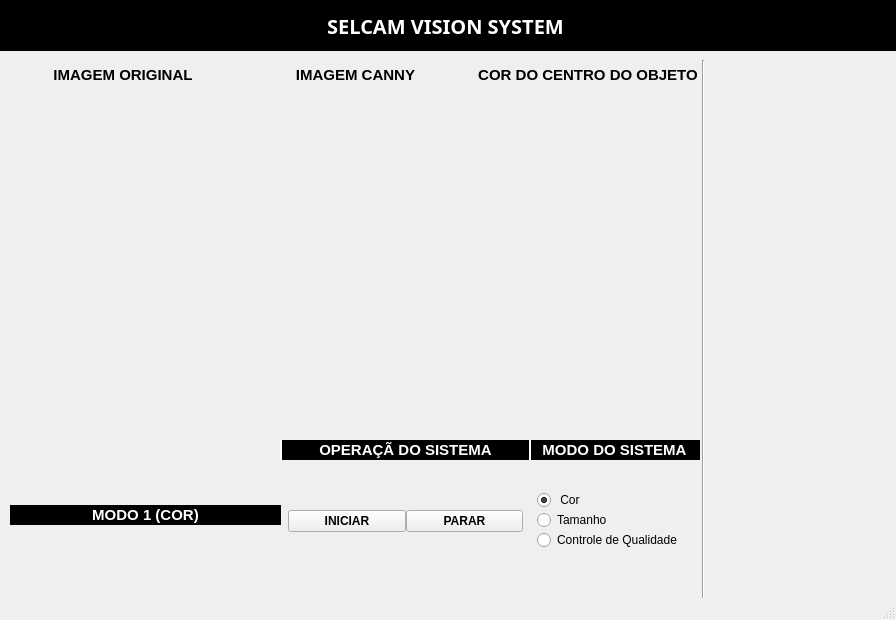
Above: janela.ui from saulodetarsio/tcc2_projeto_final before the change. Below: the same form after it.
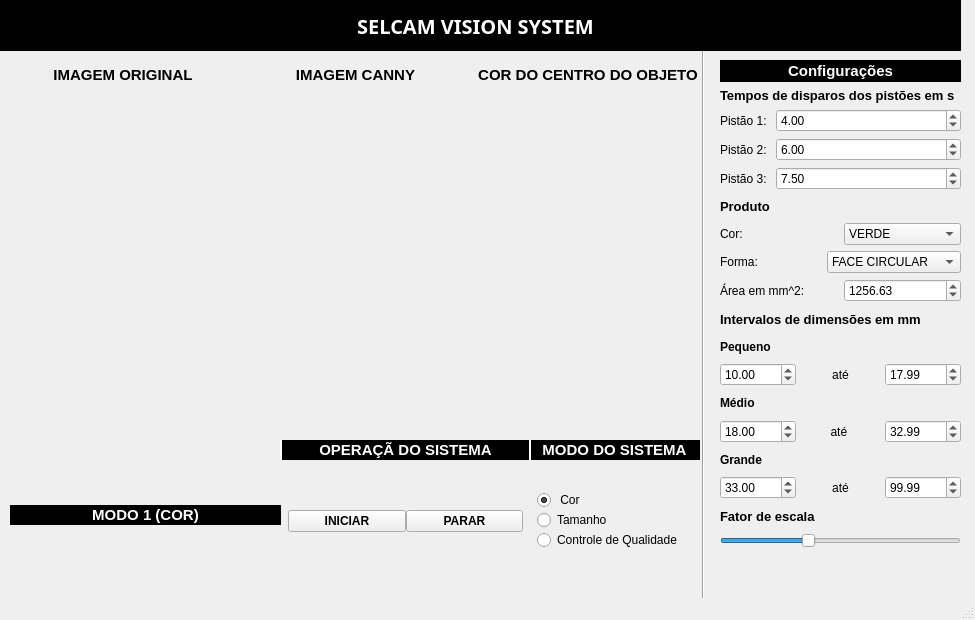
That is the form after the change. Icons and pictures are not drawn.

Commit message: Todas as funcionalidades da interface gráfica. Falta o teste.

```diff
--- a/janela.ui
+++ b/janela.ui
@@ -9,7 +9,7 @@
    <rect>
     <x>0</x>
     <y>0</y>
-    <width>896</width>
+    <width>975</width>
     <height>620</height>
    </rect>
   </property>
@@ -155,7 +155,7 @@
      <rect>
       <x>-10</x>
       <y>0</y>
-      <width>911</width>
+      <width>971</width>
       <height>51</height>
      </rect>
     </property>
@@ -182,25 +182,6 @@
      <set>Qt::AlignCenter</set>
     </property>
    </widget>
-   <widget class="QLabel" name="label_10">
-    <property name="geometry">
-     <rect>
-      <x>740</x>
-      <y>440</y>
-      <width>111</width>
-      <height>141</height>
-     </rect>
-    </property>
-    <property name="text">
-     <string/>
-    </property>
-    <property name="pixmap">
-     <pixmap>png-vert-cabo-frio.png</pixmap>
-    </property>
-    <property name="scaledContents">
-     <bool>true</bool>
-    </property>
-   </widget>
    <widget class="QWidget" name="verticalLayoutWidget">
     <property name="geometry">
      <rect>
@@ -441,15 +422,465 @@
     <property name="geometry">
      <rect>
       <x>693</x>
-      <y>60</y>
+      <y>40</y>
       <width>20</width>
-      <height>561</height>
+      <height>581</height>
      </rect>
     </property>
     <property name="orientation">
      <enum>Qt::Vertical</enum>
     </property>
    </widget>
+   <widget class="QWidget" name="verticalLayoutWidget_4">
+    <property name="geometry">
+     <rect>
+      <x>720</x>
+      <y>60</y>
+      <width>241</width>
+      <height>488</height>
+     </rect>
+    </property>
+    <layout class="QVBoxLayout" name="verticalLayout_2">
+     <item>
+      <layout class="QVBoxLayout" name="verticalLayout_12">
+       <item>
+        <widget class="QLabel" name="label">
+         <property name="font">
+          <font>
+           <pointsize>11</pointsize>
+           <weight>75</weight>
+           <bold>true</bold>
+          </font>
+         </property>
+         <property name="styleSheet">
+          <string notr="true">background-color: black;
+color: white;</string>
+         </property>
+         <property name="text">
+          <string>Configurações</string>
+         </property>
+         <property name="alignment">
+          <set>Qt::AlignCenter</set>
+         </property>
+        </widget>
+       </item>
+      </layout>
+     </item>
+     <item>
+      <widget class="QLabel" name="label_3">
+       <property name="maximumSize">
+        <size>
+         <width>16777215</width>
+         <height>15</height>
+        </size>
+       </property>
+       <property name="font">
+        <font>
+         <pointsize>10</pointsize>
+         <weight>75</weight>
+         <bold>true</bold>
+        </font>
+       </property>
+       <property name="text">
+        <string>Tempos de disparos dos pistões em s</string>
+       </property>
+      </widget>
+     </item>
+     <item>
+      <layout class="QHBoxLayout" name="horizontalLayout_2">
+       <item>
+        <widget class="QLabel" name="label_7">
+         <property name="maximumSize">
+          <size>
+           <width>50</width>
+           <height>16777215</height>
+          </size>
+         </property>
+         <property name="text">
+          <string>Pistão 1: </string>
+         </property>
+         <property name="alignment">
+          <set>Qt::AlignCenter</set>
+         </property>
+        </widget>
+       </item>
+       <item>
+        <widget class="QDoubleSpinBox" name="tempo_pistao1">
+         <property name="singleStep">
+          <double>0.010000000000000</double>
+         </property>
+         <property name="value">
+          <double>4.000000000000000</double>
+         </property>
+        </widget>
+       </item>
+      </layout>
+     </item>
+     <item>
+      <layout class="QHBoxLayout" name="horizontalLayout_9">
+       <item>
+        <widget class="QLabel" name="label_11">
+         <property name="maximumSize">
+          <size>
+           <width>50</width>
+           <height>16777215</height>
+          </size>
+         </property>
+         <property name="text">
+          <string>Pistão 2: </string>
+         </property>
+         <property name="alignment">
+          <set>Qt::AlignCenter</set>
+         </property>
+        </widget>
+       </item>
+       <item>
+        <widget class="QDoubleSpinBox" name="tempo_pistao2">
+         <property name="singleStep">
+          <double>0.010000000000000</double>
+         </property>
+         <property name="value">
+          <double>6.000000000000000</double>
+         </property>
+        </widget>
+       </item>
+      </layout>
+     </item>
+     <item>
+      <layout class="QHBoxLayout" name="horizontalLayout_10">
+       <item>
+        <widget class="QLabel" name="label_12">
+         <property name="maximumSize">
+          <size>
+           <width>50</width>
+           <height>16777215</height>
+          </size>
+         </property>
+         <property name="text">
+          <string>Pistão 3: </string>
+         </property>
+         <property name="alignment">
+          <set>Qt::AlignCenter</set>
+         </property>
+        </widget>
+       </item>
+       <item>
+        <widget class="QDoubleSpinBox" name="tempo_pistao3">
+         <property name="singleStep">
+          <double>0.010000000000000</double>
+         </property>
+         <property name="value">
+          <double>7.500000000000000</double>
+         </property>
+        </widget>
+       </item>
+      </layout>
+     </item>
+     <item>
+      <widget class="QLabel" name="label_10">
+       <property name="font">
+        <font>
+         <pointsize>10</pointsize>
+         <weight>75</weight>
+         <bold>true</bold>
+        </font>
+       </property>
+       <property name="text">
+        <string>Produto</string>
+       </property>
+      </widget>
+     </item>
+     <item>
+      <layout class="QHBoxLayout" name="horizontalLayout_11">
+       <item>
+        <widget class="QLabel" name="label_13">
+         <property name="text">
+          <string>Cor: </string>
+         </property>
+        </widget>
+       </item>
+       <item>
+        <widget class="QComboBox" name="cor_padrao">
+         <item>
+          <property name="text">
+           <string>VERDE</string>
+          </property>
+         </item>
+         <item>
+          <property name="text">
+           <string>AMARELO</string>
+          </property>
+         </item>
+         <item>
+          <property name="text">
+           <string>LARANJA</string>
+          </property>
+         </item>
+        </widget>
+       </item>
+      </layout>
+     </item>
+     <item>
+      <layout class="QHBoxLayout" name="horizontalLayout_12">
+       <item>
+        <widget class="QLabel" name="label_14">
+         <property name="text">
+          <string>Forma: </string>
+         </property>
+        </widget>
+       </item>
+       <item>
+        <widget class="QComboBox" name="forma_padrao">
+         <item>
+          <property name="text">
+           <string>FACE CIRCULAR</string>
+          </property>
+         </item>
+         <item>
+          <property name="text">
+           <string>FACE QUADRADA</string>
+          </property>
+         </item>
+        </widget>
+       </item>
+      </layout>
+     </item>
+     <item>
+      <layout class="QHBoxLayout" name="horizontalLayout_13">
+       <item>
+        <widget class="QLabel" name="label_15">
+         <property name="text">
+          <string>Área em mm^2: </string>
+         </property>
+        </widget>
+       </item>
+       <item>
+        <widget class="QDoubleSpinBox" name="area_aceitavel">
+         <property name="maximum">
+          <double>4000.000000000000000</double>
+         </property>
+         <property name="singleStep">
+          <double>0.100000000000000</double>
+         </property>
+         <property name="value">
+          <double>1256.630000000000109</double>
+         </property>
+        </widget>
+       </item>
+      </layout>
+     </item>
+     <item>
+      <widget class="QLabel" name="label_16">
+       <property name="font">
+        <font>
+         <pointsize>10</pointsize>
+         <weight>75</weight>
+         <bold>true</bold>
+        </font>
+       </property>
+       <property name="text">
+        <string>Intervalos de dimensões em mm</string>
+       </property>
+      </widget>
+     </item>
+     <item>
+      <widget class="QLabel" name="label_17">
+       <property name="font">
+        <font>
+         <weight>75</weight>
+         <bold>true</bold>
+        </font>
+       </property>
+       <property name="text">
+        <string>Pequeno</string>
+       </property>
+      </widget>
+     </item>
+     <item>
+      <layout class="QHBoxLayout" name="horizontalLayout_14">
+       <item>
+        <widget class="QDoubleSpinBox" name="pequeno_min">
+         <property name="maximum">
+          <double>500.000000000000000</double>
+         </property>
+         <property name="singleStep">
+          <double>0.100000000000000</double>
+         </property>
+         <property name="value">
+          <double>10.000000000000000</double>
+         </property>
+        </widget>
+       </item>
+       <item>
+        <widget class="QLabel" name="label_18">
+         <property name="text">
+          <string>até</string>
+         </property>
+         <property name="alignment">
+          <set>Qt::AlignCenter</set>
+         </property>
+        </widget>
+       </item>
+       <item>
+        <widget class="QDoubleSpinBox" name="pequeno_max">
+         <property name="maximum">
+          <double>500.000000000000000</double>
+         </property>
+         <property name="singleStep">
+          <double>0.100000000000000</double>
+         </property>
+         <property name="value">
+          <double>17.989999999999998</double>
+         </property>
+        </widget>
+       </item>
+      </layout>
+     </item>
+     <item>
+      <widget class="QLabel" name="label_19">
+       <property name="font">
+        <font>
+         <weight>75</weight>
+         <bold>true</bold>
+        </font>
+       </property>
+       <property name="text">
+        <string>Médio</string>
+       </property>
+      </widget>
+     </item>
+     <item>
+      <layout class="QHBoxLayout" name="horizontalLayout_15">
+       <item>
+        <widget class="QDoubleSpinBox" name="medio_min">
+         <property name="maximum">
+          <double>500.000000000000000</double>
+         </property>
+         <property name="singleStep">
+          <double>0.100000000000000</double>
+         </property>
+         <property name="value">
+          <double>18.000000000000000</double>
+         </property>
+        </widget>
+       </item>
+       <item>
+        <widget class="QLabel" name="label_20">
+         <property name="text">
+          <string>até </string>
+         </property>
+         <property name="alignment">
+          <set>Qt::AlignCenter</set>
+         </property>
+        </widget>
+       </item>
+       <item>
+        <widget class="QDoubleSpinBox" name="medio_max">
+         <property name="maximum">
+          <double>500.000000000000000</double>
+         </property>
+         <property name="singleStep">
+          <double>0.100000000000000</double>
+         </property>
+         <property name="value">
+          <double>32.990000000000002</double>
+         </property>
+        </widget>
+       </item>
+      </layout>
+     </item>
+     <item>
+      <widget class="QLabel" name="label_21">
+       <property name="font">
+        <font>
+         <weight>75</weight>
+         <bold>true</bold>
+        </font>
+       </property>
+       <property name="text">
+        <string>Grande</string>
+       </property>
+      </widget>
+     </item>
+     <item>
+      <layout class="QHBoxLayout" name="horizontalLayout_16">
+       <item>
+        <widget class="QDoubleSpinBox" name="grande_min">
+         <property name="maximum">
+          <double>500.000000000000000</double>
+         </property>
+         <property name="singleStep">
+          <double>0.100000000000000</double>
+         </property>
+         <property name="value">
+          <double>33.000000000000000</double>
+         </property>
+        </widget>
+       </item>
+       <item>
+        <widget class="QLabel" name="label_22">
+         <property name="text">
+          <string>até</string>
+         </property>
+         <property name="alignment">
+          <set>Qt::AlignCenter</set>
+         </property>
+        </widget>
+       </item>
+       <item>
+        <widget class="QDoubleSpinBox" name="grande_max">
+         <property name="maximum">
+          <double>500.000000000000000</double>
+         </property>
+         <property name="singleStep">
+          <double>0.100000000000000</double>
+         </property>
+         <property name="value">
+          <double>99.989999999999995</double>
+         </property>
+        </widget>
+       </item>
+      </layout>
+     </item>
+     <item>
+      <widget class="QLabel" name="label_23">
+       <property name="font">
+        <font>
+         <pointsize>10</pointsize>
+         <weight>75</weight>
+         <bold>true</bold>
+        </font>
+       </property>
+       <property name="text">
+        <string>Fator de escala</string>
+       </property>
+      </widget>
+     </item>
+     <item>
+      <widget class="QSlider" name="fator_escala">
+       <property name="maximum">
+        <number>1000</number>
+       </property>
+       <property name="singleStep">
+        <number>1</number>
+       </property>
+       <property name="value">
+        <number>360</number>
+       </property>
+       <property name="orientation">
+        <enum>Qt::Horizontal</enum>
+       </property>
+      </widget>
+     </item>
+    </layout>
+   </widget>
+   <zorder>line</zorder>
+   <zorder>horizontalLayoutWidget</zorder>
+   <zorder>titulo_janela</zorder>
+   <zorder>verticalLayoutWidget</zorder>
+   <zorder>verticalLayoutWidget_2</zorder>
+   <zorder>verticalLayoutWidget_3</zorder>
+   <zorder>verticalLayoutWidget_4</zorder>
   </widget>
   <widget class="QStatusBar" name="statusbar"/>
  </widget>
```
The commit also changes 4 other files.
